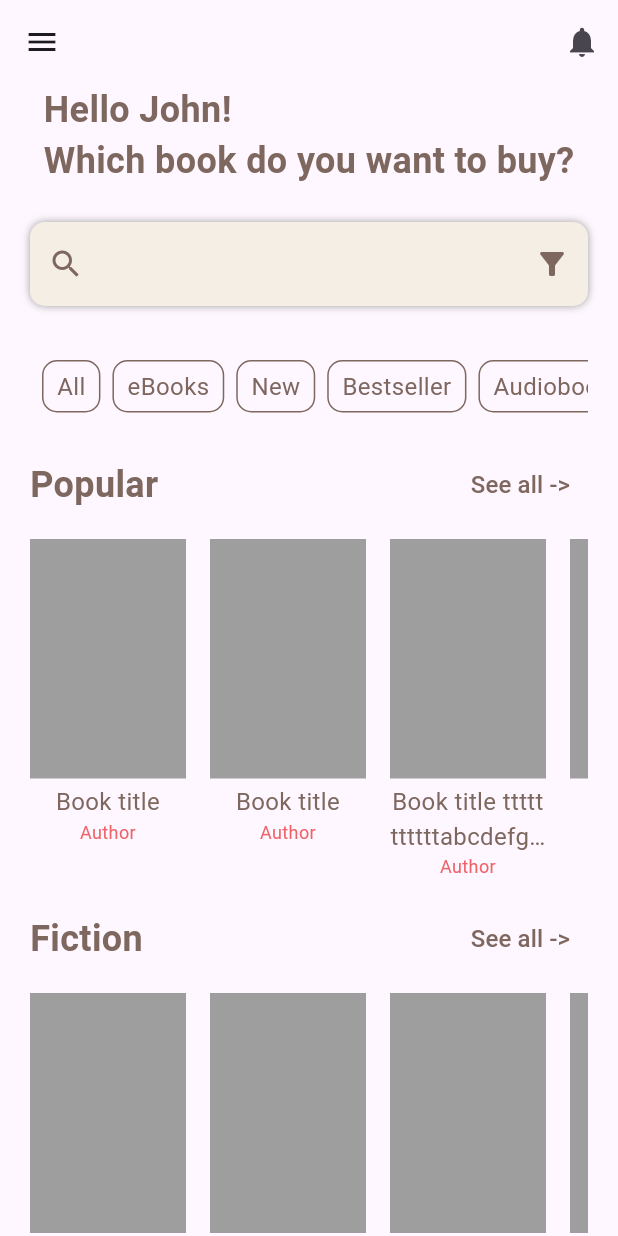
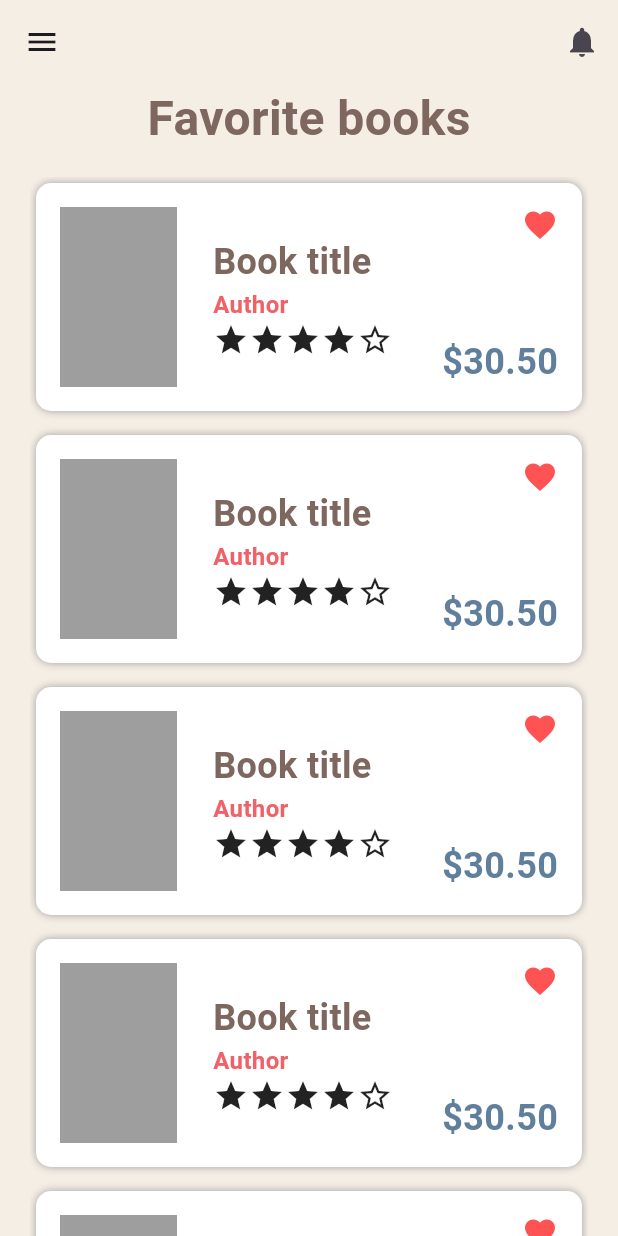
Before and after one commit to Grifon333/books_bart, a Flutter app: the screen it shows after launch, on a phone screen of 412 x 824 dp. Run offline on Flutter 3.47's test engine with Material 3 defaults, Android fonts, the phone set to English and light mode, and no system bars.

Commit message:
Added FavoriteBooksScreen

```diff
--- a/lib/domain/factories/screen_factory.dart
+++ b/lib/domain/factories/screen_factory.dart
@@ -1,3 +1,5 @@
+import 'package:books_bart/ui/widgets/favorite_books/favorite_books_view_model.dart';
+import 'package:books_bart/ui/widgets/favorite_books/favorite_books_widget.dart';
 import 'package:books_bart/ui/widgets/home/home_view_model.dart';
 import 'package:books_bart/ui/widgets/home/home_widget.dart';
 import 'package:books_bart/ui/widgets/loader/loader_view_model.dart';
@@ -37,4 +39,11 @@ class ScreenFactory {
       child: const LoginWidget(),
     );
   }
+
+  Widget makeFavoriteBooks() {
+    return ChangeNotifierProvider(
+      create: (context) => FavoriteBooksViewModel(context),
+      child: const FavoriteBooksWidget(),
+    );
+  }
 }
--- a/lib/ui/navigation/main_navigation.dart
+++ b/lib/ui/navigation/main_navigation.dart
@@ -6,17 +6,20 @@ class MainNavigationNameRoute {
   static const home = '/home';
   static const signup = '/signup';
   static const login = '/login';
+  static const favoriteBooks = '/home/favorite_books';
 }
 
 class MainNavigation {
   static final _screenFactory = ScreenFactory();
-  final String initialRoute = MainNavigationNameRoute.home;
+  final String initialRoute = MainNavigationNameRoute.favoriteBooks;
 
   final Map<String, WidgetBuilder> routes = {
     MainNavigationNameRoute.loader: (_) => _screenFactory.makeLoader(),
     MainNavigationNameRoute.home: (_) => _screenFactory.makeHome(),
     MainNavigationNameRoute.signup: (_) => _screenFactory.makeSignup(),
     MainNavigationNameRoute.login: (_) => _screenFactory.makeLogin(),
+    MainNavigationNameRoute.favoriteBooks: (_) =>
+        _screenFactory.makeFavoriteBooks(),
   };
 
   Route<dynamic>? onGenerateRoute(RouteSettings settings) {
--- /dev/null
+++ b/lib/ui/widgets/favorite_books/favorite_books_view_model.dart
@@ -0,0 +1,6 @@
+import 'package:flutter/material.dart';
+
+class FavoriteBooksViewModel extends ChangeNotifier{
+  final BuildContext context;
+  FavoriteBooksViewModel(this.context);
+}
--- /dev/null
+++ b/lib/ui/widgets/favorite_books/favorite_books_widget.dart
@@ -0,0 +1,176 @@
+import 'package:flutter/material.dart';
+
+class FavoriteBooksWidget extends StatelessWidget {
+  const FavoriteBooksWidget({super.key});
+
+  @override
+  Widget build(BuildContext context) {
+    return Scaffold(
+      backgroundColor: const Color(0xFFF5EEE5),
+      appBar: AppBar(
+        backgroundColor: const Color(0xFFF5EEE5),
+        leading: IconButton(
+          onPressed: () {
+            debugPrint('Menu');
+          },
+          icon: const Icon(Icons.menu),
+        ),
+        actions: [
+          IconButton(
+            onPressed: () {
+              debugPrint('Notifications');
+            },
+            icon: const Icon(Icons.notifications),
+          ),
+        ],
+      ),
+      body: const SafeArea(
+        child: Padding(
+          padding: EdgeInsets.symmetric(horizontal: 20),
+          child: _BodyWidget(),
+        ),
+      ),
+    );
+  }
+}
+
+class _BodyWidget extends StatelessWidget {
+  const _BodyWidget();
+
+  @override
+  Widget build(BuildContext context) {
+    return const Column(
+      children: [
+        _TitleWidget(),
+        SizedBox(height: 16),
+        _BooksListWidget(),
+      ],
+    );
+  }
+}
+
+class _TitleWidget extends StatelessWidget {
+  const _TitleWidget();
+
+  @override
+  Widget build(BuildContext context) {
+    return const Text(
+      'Favorite books',
+      style: TextStyle(
+        fontSize: 32,
+        fontWeight: FontWeight.w600,
+        color: Color(0xFF7E675E),
+      ),
+    );
+  }
+}
+
+class _BooksListWidget extends StatelessWidget {
+  const _BooksListWidget();
+
+  @override
+  Widget build(BuildContext context) {
+    return Expanded(
+      child: ListView.separated(
+        itemBuilder: (context, index) => const _BookCartWidget(),
+        separatorBuilder: (context, index) => const SizedBox(height: 8),
+        itemCount: 5,
+      ),
+    );
+  }
+}
+
+class _BookCartWidget extends StatelessWidget {
+  const _BookCartWidget();
+
+  @override
+  Widget build(BuildContext context) {
+    return Padding(
+      padding: const EdgeInsets.all(4),
+      child: DecoratedBox(
+        decoration: BoxDecoration(
+          color: Colors.white,
+          borderRadius: BorderRadius.circular(10),
+          boxShadow: const [
+            BoxShadow(
+              color: Colors.grey,
+              blurRadius: 4,
+            )
+          ],
+        ),
+        child: const SizedBox(
+          height: 152,
+          width: double.infinity,
+          child: Padding(
+            padding: EdgeInsets.all(16),
+            child: Stack(
+              children: [
+                Row(
+                  children: [
+                    SizedBox(
+                      width: 78,
+                      height: 120,
+                      child: ColoredBox(color: Colors.grey),
+                    ),
+                    SizedBox(width: 24),
+                    Column(
+                      crossAxisAlignment: CrossAxisAlignment.start,
+                      mainAxisAlignment: MainAxisAlignment.center,
+                      children: [
+                        Text(
+                          'Book title',
+                          style: TextStyle(
+                            color: Color(0xFF7E675E),
+                            fontSize: 24,
+                            fontWeight: FontWeight.w600,
+                          ),
+                        ),
+                        Text(
+                          'Author',
+                          style: TextStyle(
+                            color: Color(0xFFF06267),
+                            fontSize: 16,
+                            fontWeight: FontWeight.w700,
+                          ),
+                        ),
+                        Row(
+                          children: [
+                            Icon(Icons.star),
+                            Icon(Icons.star),
+                            Icon(Icons.star),
+                            Icon(Icons.star),
+                            Icon(Icons.star_outline),
+                          ],
+                        ),
+                      ],
+                    )
+                  ],
+                ),
+                Positioned(
+                  right: 0,
+                  top: 0,
+                  child: Icon(
+                    Icons.favorite,
+                    color: Colors.redAccent,
+                  ),
+                ),
+                Positioned(
+                  right: 0,
+                  bottom: 0,
+                  child: Text(
+                    '\$30.50',
+                    style: TextStyle(
+                      fontSize: 24,
+                      fontWeight: FontWeight.w600,
+                      color: Color(0xFF607F9D),
+                    ),
+                  ),
+                ),
+              ],
+            ),
+          ),
+        ),
+      ),
+    );
+  }
+}
```
